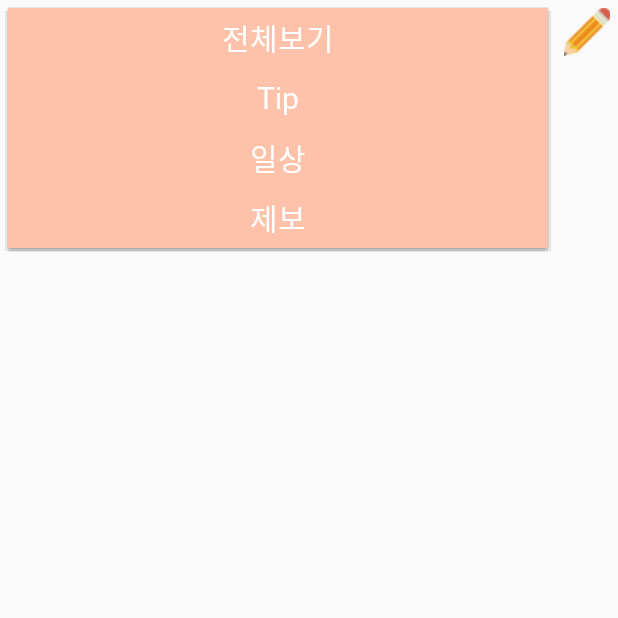
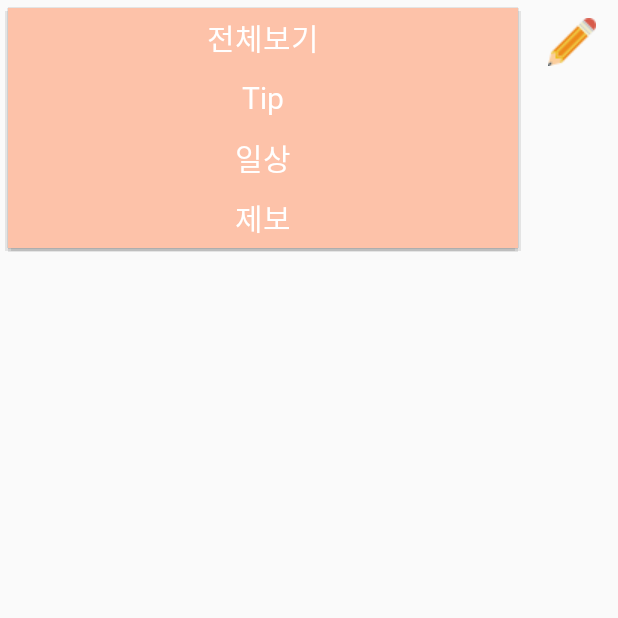
Before and after one commit to YuJeong03/IoT_Android_Project, an Android app: the fragment Fragment2 shown on its own in the app's theme, after a tap on "전체보기", on a phone screen of 412 x 824 dp, the top half of it. Run offline under Robolectric (Android 15) with nearby library versions, the phone set to English and light mode, and no system bars.

Commit message:
2020/06/06 commit1 !!

```diff
--- a/app/src/main/res/layout/fragment2.xml
+++ b/app/src/main/res/layout/fragment2.xml
@@ -12,7 +12,7 @@
 
         <Spinner
             android:id="@+id/spinner"
-            android:layout_width="360dp"
+            android:layout_width="340dp"
             android:layout_height="wrap_content"
             android:layout_margin="5dp"
             android:layout_marginStart="3dp"
@@ -25,9 +25,9 @@
 
         <ImageButton
             android:id="@+id/imageButton2"
-            android:layout_width="wrap_content"
-            android:layout_height="wrap_content"
-            android:layout_margin="5dp"
+            android:layout_width="60dp"
+            android:layout_height="40dp"
+            android:layout_margin="8dp"
             android:layout_weight="1"
             android:background="#00FFFFFF"
             app:srcCompat="@drawable/pencil" />
```
